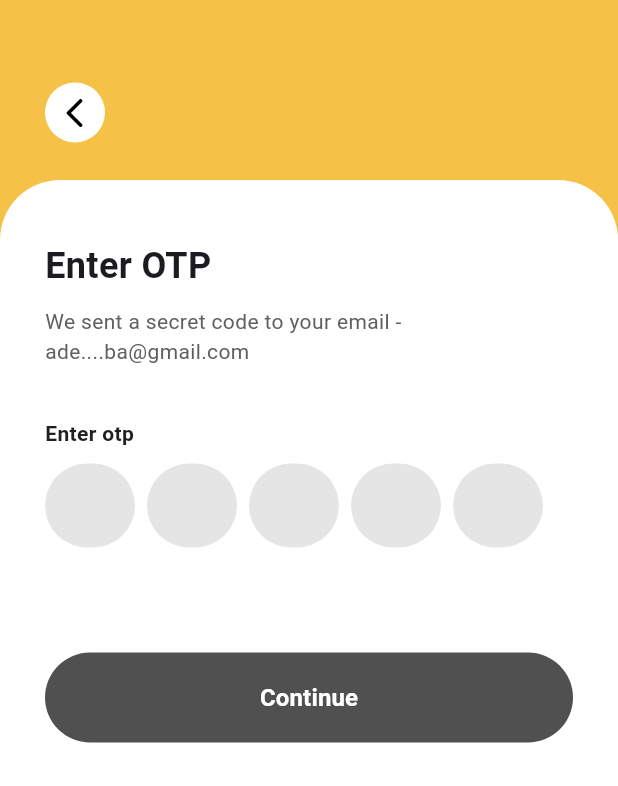
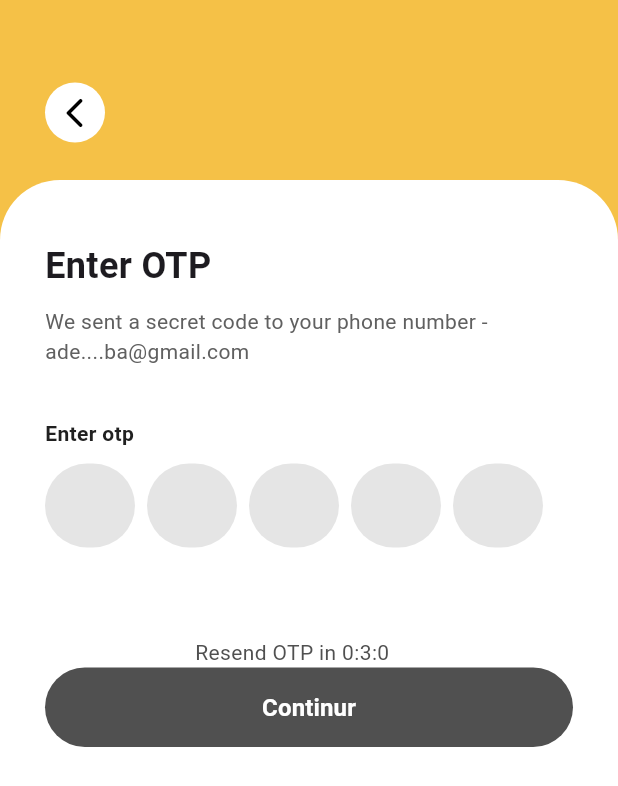
Before and after one commit to eobolo/CAMPUS_CART_MOBILE_APP_GROUP_10, a Flutter app: the OtpResetPassword screen opened by its route, on a phone screen of 412 x 824 dp. Shown: the top 786 px of the screen. Run offline on Flutter 3.47's test engine with Material 3 defaults, Android fonts, the phone set to English and light mode, and no system bars; drawn by our look-alikes of pinput; our stand-ins replace cloud_functions, firebase_auth, firebase_core, firebase_database, get, intl_phone_field; accounts and stored records are empty; Roboto replaces fonts that are missing (DM Sans).

Commit message:
new changes in forgot password

```diff
--- a/campus_cart/lib/routes/auth/forgot_password/reset_password_otp.dart
+++ b/campus_cart/lib/routes/auth/forgot_password/reset_password_otp.dart
@@ -1,7 +1,12 @@
+import 'package:campus_cart/controllers/user_controllers.dart';
 import 'package:flutter/material.dart';
+import 'package:get/get.dart';
 import 'package:pinput/pinput.dart';
 // ignore: unused_import
 import 'dart:async';
+
+// initialize your time in minutes
+int timeInMinutes = 3;
 
 class OtpResetPassword extends StatefulWidget {
   const OtpResetPassword({super.key});
@@ -13,10 +18,58 @@ class OtpResetPassword extends StatefulWidget {
 
 class _OtpResetPasswordState extends State<OtpResetPassword> {
   final TextEditingController otpController = TextEditingController();
+  final UserStateController userStateController =
+      Get.find<UserStateController>();
   bool isButtonDisabled = true;
+  int _counter = timeInMinutes * 60 * 1000;
+  String? _otpTimeMessage = "";
+  Timer? _timer;
+
+  @override
+  void initState() {
+    super.initState();
+    startTimer();
+    otpController.addListener(_checkOtpInput);
+  }
+
+  void startTimer() {
+    _timer = Timer.periodic(const Duration(seconds: 1), (Timer timer) {
+      const int hourMilliSeconds = 3600000;
+      const int hourSeconds = 3600;
+      const int minuteSeconds = 60;
+
+      if (_counter == 0) {
+        setState(() {
+          _timer?.cancel();
+        });
+      } else {
+        int getMinutesInMilliSeconds = _counter;
+        int getHourInSeconds =
+            (getMinutesInMilliSeconds * hourSeconds ~/ hourMilliSeconds);
+        int getHourInValue = (getHourInSeconds ~/ hourSeconds);
+        int getRemainingSeconds;
+
+        if (hourSeconds > getHourInSeconds) {
+          getRemainingSeconds = getHourInSeconds;
+        } else {
+          getRemainingSeconds =
+              getHourInSeconds - (hourSeconds * getHourInValue);
+        }
+
+        int getMinuteInValue = (getRemainingSeconds ~/ minuteSeconds);
+        int getSecondInValue = getRemainingSeconds - (getMinuteInValue * 60);
+
+        setState(() {
+          _counter -= 1000;
+          _otpTimeMessage =
+              "$getHourInValue:$getMinuteInValue:$getSecondInValue";
+        });
+      }
+    });
+  }
 
   void _checkOtpInput() {
-    if (otpController.text.length == 5) {
+    if (otpController.text.length == 6) {
       setState(() {
         isButtonDisabled = false;
       });
@@ -28,19 +81,21 @@ class _OtpResetPasswordState extends State<OtpResetPassword> {
   }
 
   @override
-  void initState() {
-    super.initState();
-    otpController.addListener(_checkOtpInput);
-  }
-
-  @override
   void dispose() {
     otpController.dispose();
+    _timer?.cancel();
     super.dispose();
   }
 
   void _submitOtp() {
     // Implement OTP verification logic here
+    userStateController.handleForgotPasswordOTPVerification(
+        otpController.text, context);
+  }
+
+  void _onResendOtp() {
+    userStateController.resendForgotPasswordOTP(
+        userStateController.phoneNumber.value, context);
   }
 
   @override
@@ -98,7 +153,7 @@ class _OtpResetPasswordState extends State<OtpResetPassword> {
                 ),
                 const SizedBox(height: 10),
                 const Text(
-                  'We sent a secret code to your email - ade....ba@gmail.com',
+                  'We sent a secret code to your phone number - ade....ba@gmail.com',
                   style: TextStyle(
                     fontSize: 14,
                     color: Color(0xFF606060),
@@ -143,19 +198,57 @@ class _OtpResetPasswordState extends State<OtpResetPassword> {
                   onChanged: (value) {
                     _checkOtpInput();
                     setState(() {});
-                    if (value.length == 5) {
+                    if (value.length == 6) {
                       _submitOtp();
                     }
                   },
                 ),
 
-                const SizedBox(height: 70),
-                ElevatedButton(
+                const SizedBox(height: 60),
+                _counter == 0
+                    ? Container(
+                        width: double.infinity,
+                        alignment: Alignment.center,
+                        child: ElevatedButton(
+                            onPressed: _onResendOtp,
+                            style: ElevatedButton.styleFrom(
+                              minimumSize: const Size(30, 45),
+                              backgroundColor: const Color(0xFF202020),
+                              shape: RoundedRectangleBorder(
+                                borderRadius: BorderRadius.circular(80),
+                              ),
+                            ),
+                            child: const Text(
+                              'resend otp',
+                              style: TextStyle(
+                                color: Color(0xFFFFFFFF),
+                                fontSize: 16,
+                                fontFamily: "DM Sans",
+                                fontWeight: FontWeight.bold,
+                              ),
+                            )),
+                      )
+                    : Padding(
+                        padding: const EdgeInsets.only(left: 100),
+                        child: Text(
+                          'Resend OTP in $_otpTimeMessage',
+                          style: const TextStyle(
+                            fontSize: 14,
+                            color: Color(0xFF505050),
+                            fontWeight: FontWeight.normal,
+                            fontFamily: 'DM Sans',
+                          ),
+                        ),
+                      ),
+                _counter == 0
+                    ? SizedBox()
+                    : ElevatedButton(
                         onPressed: isButtonDisabled ? null : _submitOtp,
                         style: ButtonStyle(
                           minimumSize: WidgetStateProperty.all(
-                        const Size(double.infinity, 60)),
-                    backgroundColor: WidgetStateProperty.resolveWith<Color>(
+                              const Size(double.infinity, 50)),
+                          backgroundColor:
+                              WidgetStateProperty.resolveWith<Color>(
                             (Set<WidgetState> states) {
                               if (states.contains(WidgetState.disabled)) {
                                 return const Color(0xFF505050);
@@ -163,16 +256,18 @@ class _OtpResetPasswordState extends State<OtpResetPassword> {
                               return const Color(0xff2D2D2D);
                             },
                           ),
-                    shape: WidgetStateProperty.all<RoundedRectangleBorder>(
+                          shape:
+                              WidgetStateProperty.all<RoundedRectangleBorder>(
                             RoundedRectangleBorder(
                               borderRadius: BorderRadius.circular(50),
                             ),
                           ),
-                    padding: WidgetStateProperty.all(const EdgeInsets.symmetric(
+                          padding: WidgetStateProperty.all(
+                              const EdgeInsets.symmetric(
                                   vertical: 15, horizontal: 100)),
                         ),
                         child: const Text(
-                    'Continue',
+                          'Continur',
                           style: TextStyle(
                               fontSize: 16,
                               fontWeight: FontWeight.bold,
@@ -180,6 +275,18 @@ class _OtpResetPasswordState extends State<OtpResetPassword> {
                               color: Color(0xFFFFFFFF)),
                         ),
                       ),
+                const SizedBox(
+                  height: 10.0,
+                ),
+                Obx(() => Center(
+                      child: Text(
+                        userStateController.signUpOtpMessage.value,
+                        style: const TextStyle(
+                            color: Color.fromARGB(255, 255, 52, 38),
+                            fontSize: 12.0,
+                            fontWeight: FontWeight.bold),
+                      ),
+                    )),
               ],
             ),
           ),
--- a/campus_cart/pubspec.yaml
+++ b/campus_cart/pubspec.yaml
@@ -42,6 +42,8 @@ dependencies:
   animated_text_kit: ^4.2.2
   pinput: 5.0.0
   intl_phone_field: ^3.2.0
+  firebase_dynamic_links: ^6.0.8
+  cloud_functions: ^5.1.3
 
 
 dev_dependencies:
```
Also changed, not shown: campus_cart/lib/controllers/user_controllers.dart (+140 -0 lines), campus_cart/lib/routes/auth/login.dart (+51 -1 lines), campus_cart/firebase.json, campus_cart/lib/main.dart (line endings or trailing spaces), campus_cart/pubspec.lock, 5 other files. Lines whose indentation alone changed are shown as unchanged.
